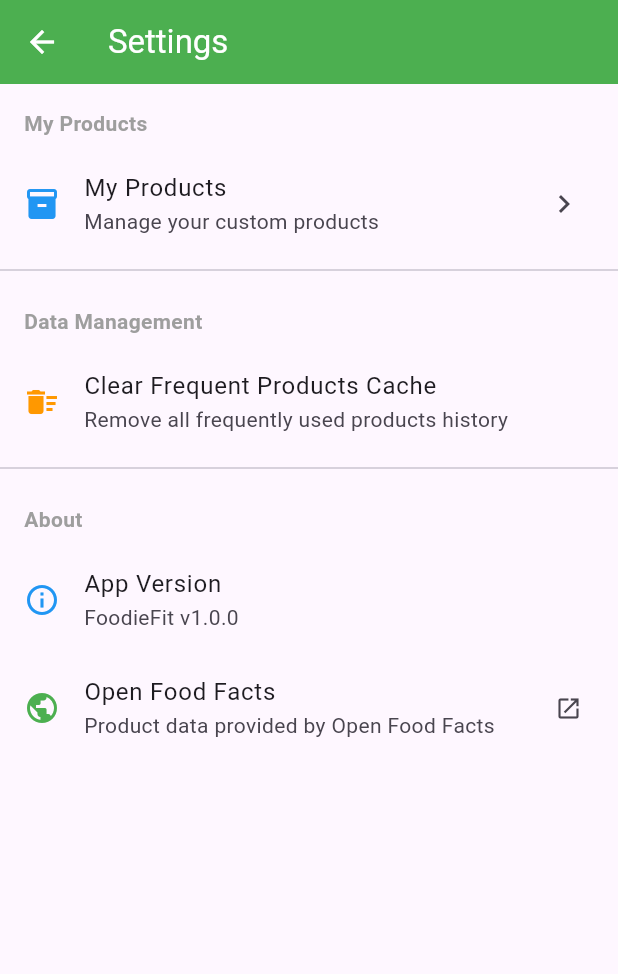
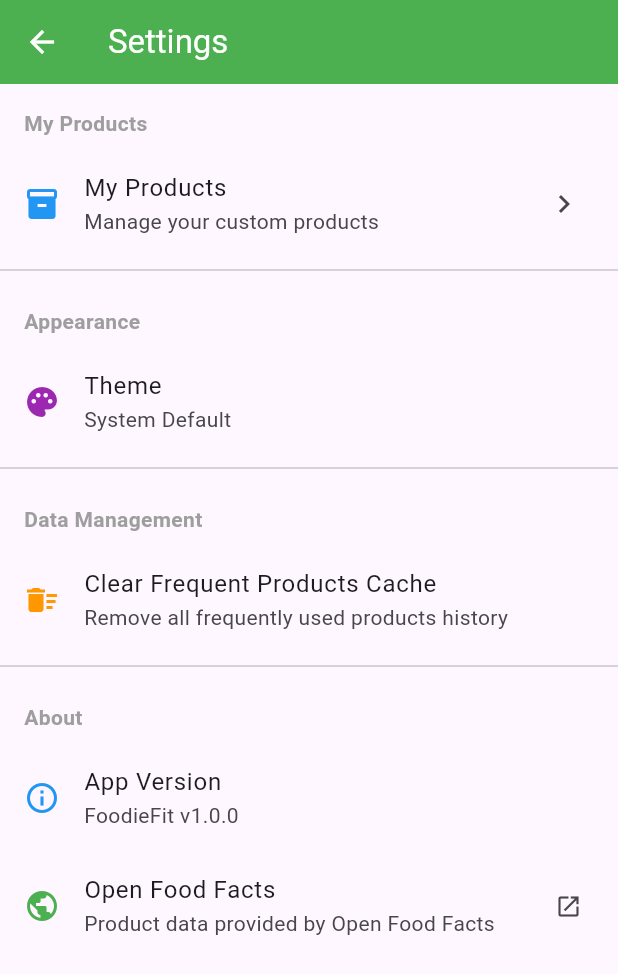
Before and after one commit to alesdrobysh/purecal, a Flutter app: the screen it shows after launch, after a tap on the "settings" icon, on a phone screen of 412 x 824 dp. Shown: the top 974 px of the screen. Run offline on Flutter 3.47's test engine with Material 3 defaults, Android fonts, the phone set to English and light mode, and no system bars; our stand-ins replace fl_chart, image_picker, shared_preferences, sqflite; missing offline and left inert: mobile_scanner, openfoodfacts; accounts and stored records are empty.

Commit message:
Add theme mode selection and persistence
Introduce a `SettingsProvider` to manage and persist user-selected theme
modes (light, dark, system). Define distinct light and dark themes in
`AppTheme`. Update the `SettingsScreen` to include theme selection.

Signed-off-by: Ales Drobysh <drobysh.ales@gmail.com>

```diff
--- /dev/null
+++ b/lib/config/theme.dart
@@ -0,0 +1,21 @@
+
+import 'package:flutter/material.dart';
+
+class AppTheme {
+  static ThemeData lightTheme = ThemeData(
+    primarySwatch: Colors.green,
+    useMaterial3: true,
+    appBarTheme: const AppBarTheme(
+      foregroundColor: Colors.white,
+    ),
+  );
+
+  static ThemeData darkTheme = ThemeData(
+    brightness: Brightness.dark,
+    primarySwatch: Colors.green,
+    useMaterial3: true,
+    appBarTheme: const AppBarTheme(
+      foregroundColor: Colors.white,
+    ),
+  );
+}
--- a/lib/main.dart
+++ b/lib/main.dart
@@ -1,40 +1,49 @@
+import 'package:foodiefit/config/theme.dart';
 import 'package:foodiefit/services/off_api_service.dart';
 import 'package:flutter/material.dart';
 import 'package:provider/provider.dart';
 import 'services/diary_provider.dart';
+import 'services/settings_provider.dart';
 import 'screens/home_screen.dart';
 
-void main() {
+Future<void> main() async {
   WidgetsFlutterBinding.ensureInitialized();
   OFFApiService.initialize();
-  runApp(const FoodieApp());
+  final settingsProvider = SettingsProvider();
+  await settingsProvider.loadInitialTheme(); // New method to load theme
+  runApp(FoodieApp(settingsProvider: settingsProvider));
 }
 
 class FoodieApp extends StatelessWidget {
-  const FoodieApp({super.key});
+  final SettingsProvider settingsProvider;
+  const FoodieApp({super.key, required this.settingsProvider});
 
   @override
   Widget build(BuildContext context) {
-    return ChangeNotifierProvider(
-      create: (context) => DiaryProvider()..initialize(),
-      child: MaterialApp(
+    return MultiProvider(
+      providers: [
+        ChangeNotifierProvider(
+            create: (context) => DiaryProvider()..initialize()),
+        ChangeNotifierProvider.value(value: settingsProvider),
+      ],
+      child: Consumer<SettingsProvider>(
+        builder: (context, settingsProvider, child) {
+          return MaterialApp(
             title: 'FoodieFit',
             debugShowCheckedModeBanner: false,
-        theme: ThemeData(
-          primarySwatch: Colors.green,
-          useMaterial3: true,
-          appBarTheme: const AppBarTheme(
-            foregroundColor: Colors.white,
-          ),
-        ),
+            theme: AppTheme.lightTheme,
+            darkTheme: AppTheme.darkTheme,
+            themeMode: settingsProvider.themeMode,
             builder: (context, child) {
               return SafeArea(
-            top: false, // Set to true if you want to avoid notch overlap too
-            bottom: true, // Avoids overlap with navigation bar
+                top: false,
+                bottom: true,
                 child: child!,
               );
             },
             home: const HomeScreen(),
+          );
+        },
       ),
     );
   }
--- a/lib/screens/home_screen.dart
+++ b/lib/screens/home_screen.dart
@@ -107,10 +107,11 @@ class HomeScreen extends StatelessWidget {
 
   Widget _buildDateSelector(BuildContext context, DiaryProvider provider) {
     final isToday = _isSameDay(provider.selectedDate, DateTime.now());
+    final theme = Theme.of(context);
 
     return Container(
       padding: const EdgeInsets.symmetric(horizontal: 16, vertical: 12),
-      color: Colors.grey[100],
+      color: theme.scaffoldBackgroundColor,
       child: Row(
         mainAxisAlignment: MainAxisAlignment.spaceBetween,
         children: [
@@ -133,7 +134,7 @@ class HomeScreen extends StatelessWidget {
               IconButton(
                 icon: Icon(
                   Icons.chevron_right,
-                  color: isToday ? Colors.grey[400] : null,
+                  color: isToday ? theme.disabledColor : null,
                 ),
                 onPressed: isToday ? null : () => provider.nextDay(),
               ),
--- a/lib/screens/search_screen.dart
+++ b/lib/screens/search_screen.dart
@@ -219,7 +219,7 @@ class _SearchScreenState extends State<SearchScreen> {
             child: TextField(
               controller: _searchController,
               autofocus: true,
-              decoration: customInputDecoration().copyWith(
+              decoration: customInputDecoration(context).copyWith(
                 hintText: 'Search products...',
                 prefixIcon: const Icon(Icons.search),
                 suffixIcon: IconButton(
--- a/lib/screens/settings_screen.dart
+++ b/lib/screens/settings_screen.dart
@@ -1,6 +1,7 @@
 import 'package:flutter/material.dart';
 import 'package:provider/provider.dart';
 import '../services/diary_provider.dart';
+import '../services/settings_provider.dart';
 import 'local_products_list_screen.dart';
 
 class SettingsScreen extends StatelessWidget {
@@ -17,6 +18,9 @@ class SettingsScreen extends StatelessWidget {
         children: [
           _buildSectionHeader('My Products'),
           _buildMyProductsOption(context),
+          const Divider(),
+          _buildSectionHeader('Appearance'),
+          _buildThemeOption(context),
           const Divider(),
           _buildSectionHeader('Data Management'),
           _buildClearCacheOption(context),
@@ -57,6 +61,15 @@ class SettingsScreen extends StatelessWidget {
           ),
         );
       },
+    );
+  }
+
+  Widget _buildThemeOption(BuildContext context) {
+    return ListTile(
+      leading: const Icon(Icons.palette, color: Colors.purple),
+      title: const Text('Theme'),
+      subtitle: Text(_getThemeSubtitle(context)),
+      onTap: () => _showThemeDialog(context),
     );
   }
 
@@ -154,4 +167,66 @@ class SettingsScreen extends StatelessWidget {
       },
     );
   }
+
+  String _getThemeSubtitle(BuildContext context) {
+    final themeMode = Provider.of<SettingsProvider>(context).themeMode;
+    switch (themeMode) {
+      case ThemeMode.light:
+        return 'Light Theme';
+      case ThemeMode.dark:
+        return 'Dark Theme';
+      case ThemeMode.system:
+      default:
+        return 'System Default';
+    }
+  }
+
+  void _showThemeDialog(BuildContext context) {
+    final settingsProvider = Provider.of<SettingsProvider>(context, listen: false);
+
+    showDialog(
+      context: context,
+      builder: (context) => AlertDialog(
+        title: const Text('Choose Theme'),
+        content: Column(
+          mainAxisSize: MainAxisSize.min,
+          children: [
+            RadioListTile<ThemeMode>(
+              title: const Text('Light Theme'),
+              value: ThemeMode.light,
+              groupValue: settingsProvider.themeMode,
+              onChanged: (value) {
+                if (value != null) {
+                  settingsProvider.setThemeMode(value);
+                }
+                Navigator.pop(context);
+              },
+            ),
+            RadioListTile<ThemeMode>(
+              title: const Text('Dark Theme'),
+              value: ThemeMode.dark,
+              groupValue: settingsProvider.themeMode,
+              onChanged: (value) {
+                if (value != null) {
+                  settingsProvider.setThemeMode(value);
+                }
+                Navigator.pop(context);
+              },
+            ),
+            RadioListTile<ThemeMode>(
+              title: const Text('System Default'),
+              value: ThemeMode.system,
+              groupValue: settingsProvider.themeMode,
+              onChanged: (value) {
+                if (value != null) {
+                  settingsProvider.setThemeMode(value);
+                }
+                Navigator.pop(context);
+              },
+            ),
+          ],
+        ),
+      ),
+    );
+  }
 }
--- /dev/null
+++ b/lib/services/settings_provider.dart
@@ -0,0 +1,30 @@
+import 'package:flutter/material.dart';
+import 'package:shared_preferences/shared_preferences.dart';
+
+class SettingsProvider extends ChangeNotifier {
+  static const String _themeModeKey = 'themeMode';
+  ThemeMode _themeMode = ThemeMode.system;
+
+  ThemeMode get themeMode => _themeMode;
+
+  SettingsProvider() {
+    // Theme is loaded asynchronously, so no need to call _loadThemeMode here
+  }
+
+  Future<void> loadInitialTheme() async {
+    final prefs = await SharedPreferences.getInstance();
+    final themeModeIndex = prefs.getInt(_themeModeKey);
+    if (themeModeIndex != null) {
+      _themeMode = ThemeMode.values[themeModeIndex];
+    }
+    // No notifyListeners here, as it's called before runApp
+  }
+
+  void setThemeMode(ThemeMode mode) async {
+    if (_themeMode == mode) return;
+    _themeMode = mode;
+    final prefs = await SharedPreferences.getInstance();
+    await prefs.setInt(_themeModeKey, mode.index);
+    notifyListeners();
+  }
+}
--- a/lib/widgets/meal_section.dart
+++ b/lib/widgets/meal_section.dart
@@ -41,15 +41,6 @@ class _MealSectionState extends State<MealSection> {
     );
   }
 
-  void _openQuickAdd(BuildContext context) {
-    Navigator.push(
-      context,
-      MaterialPageRoute(
-        builder: (context) => QuickAddScreen(mealType: widget.mealType),
-      ),
-    );
-  }
-
   @override
   Widget build(BuildContext context) {
     return Consumer<DiaryProvider>(
@@ -57,6 +48,7 @@ class _MealSectionState extends State<MealSection> {
         final entries = provider.getEntriesByMealType(widget.mealType);
         final calories = provider.getMealCalories(widget.mealType);
         final count = entries.length;
+        final theme = Theme.of(context);
 
         return Card(
           margin: const EdgeInsets.symmetric(horizontal: 16, vertical: 8),
@@ -105,8 +97,12 @@ class _MealSectionState extends State<MealSection> {
                         onPressed: () => _openSearch(context),
                         icon: const Icon(Icons.add),
                         style: IconButton.styleFrom(
-                          backgroundColor: Colors.green[50],
-                          foregroundColor: Colors.green,
+                          backgroundColor: theme.brightness == Brightness.light
+                              ? Colors.green[50]
+                              : Colors.green[700],
+                          foregroundColor: theme.brightness == Brightness.light
+                              ? Colors.green[700]
+                              : Colors.green[50],
                           padding: const EdgeInsets.all(12),
                         ),
                         tooltip: 'Add product',
@@ -305,7 +301,7 @@ class _MealSectionState extends State<MealSection> {
         content: TextField(
           controller: controller,
           keyboardType: TextInputType.number,
-          decoration: customInputDecoration().copyWith(
+          decoration: customInputDecoration(context).copyWith(
             labelText: 'Portion (grams)',
             suffixText: 'g',
           ),
--- a/pubspec.yaml
+++ b/pubspec.yaml
@@ -18,6 +18,7 @@ dependencies:
   path_provider: ^2.1.5
   provider: ^6.1.2
   sqflite: ^2.4.1
+  shared_preferences: ^2.2.2
   openfoodfacts: ^3.1.0
 
 dev_dependencies:
```
Also changed, not shown: lib/screens/create_local_product_screen.dart (+9 -9 lines), lib/screens/goals_screen.dart (+6 -1 lines), lib/screens/quick_add_screen.dart (+5 -5 lines), lib/widgets/add_product_dialog.dart (+15 -11 lines), lib/widgets/custom_input_decoration.dart (+5 -2 lines), pubspec.lock, 1 other file. Lines whose indentation alone changed are shown as unchanged.
